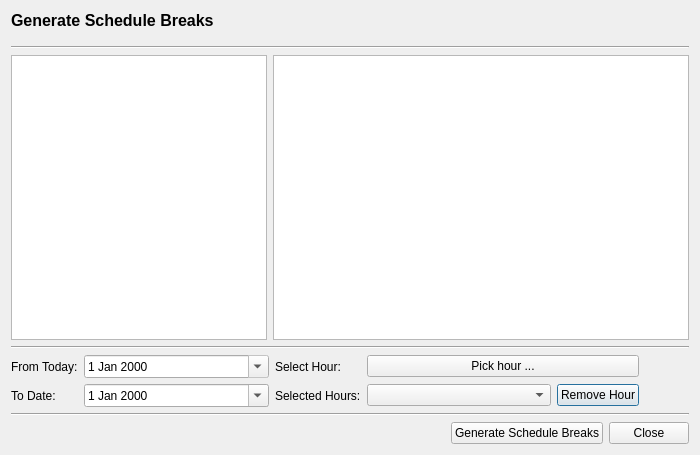
Above: rave/Traffik/breakcreateform.ui from pgathogo/raven before the change. Below: the same form after it.
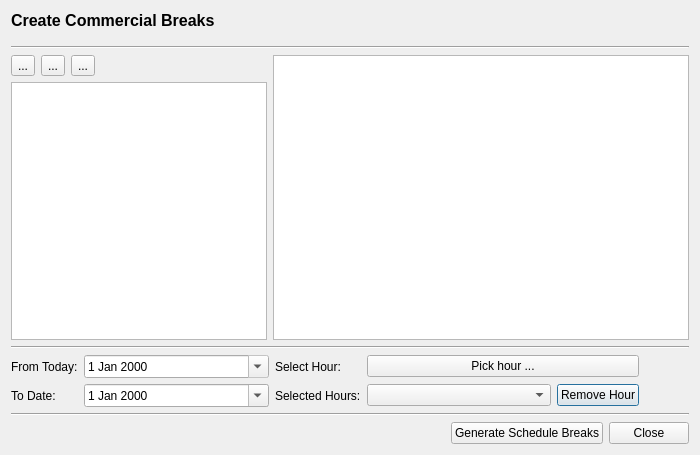
That is the form after the change.

Commit message:
Traffik: Add CRUD functions to the Break Layout Module
This patch added Create, Read, Update, and Delete functions to the
Break layout module. This is for both the Break Layout and Break
Layout Line entities.
The patch also added a field for break fill method in both the
Break Layout and Break Layout Line entities.

Patch:
```diff
--- a/rave/Traffik/breakcreateform.ui
+++ b/rave/Traffik/breakcreateform.ui
@@ -34,7 +34,7 @@
         </font>
        </property>
        <property name="text">
-        <string>Generate Schedule Breaks</string>
+        <string>Create Commercial Breaks</string>
        </property>
        <property name="textFormat">
         <enum>Qt::RichText</enum>
@@ -54,6 +54,44 @@
     <layout class="QGridLayout" name="gridLayout" columnstretch="0,1">
      <item row="0" column="0">
       <layout class="QVBoxLayout" name="verticalLayout">
+       <item>
+        <layout class="QHBoxLayout" name="horizontalLayout_2">
+         <item>
+          <widget class="QToolButton" name="btnAdd">
+           <property name="text">
+            <string>...</string>
+           </property>
+          </widget>
+         </item>
+         <item>
+          <widget class="QToolButton" name="btnEdit">
+           <property name="text">
+            <string>...</string>
+           </property>
+          </widget>
+         </item>
+         <item>
+          <widget class="QToolButton" name="btnDelete">
+           <property name="text">
+            <string>...</string>
+           </property>
+          </widget>
+         </item>
+         <item>
+          <spacer name="horizontalSpacer_3">
+           <property name="orientation">
+            <enum>Qt::Horizontal</enum>
+           </property>
+           <property name="sizeHint" stdset="0">
+            <size>
+             <width>40</width>
+             <height>20</height>
+            </size>
+           </property>
+          </spacer>
+         </item>
+        </layout>
+       </item>
        <item>
         <widget class="QTableView" name="tvBreakLayouts"/>
        </item>
```
The commit also changes 31 other files.
